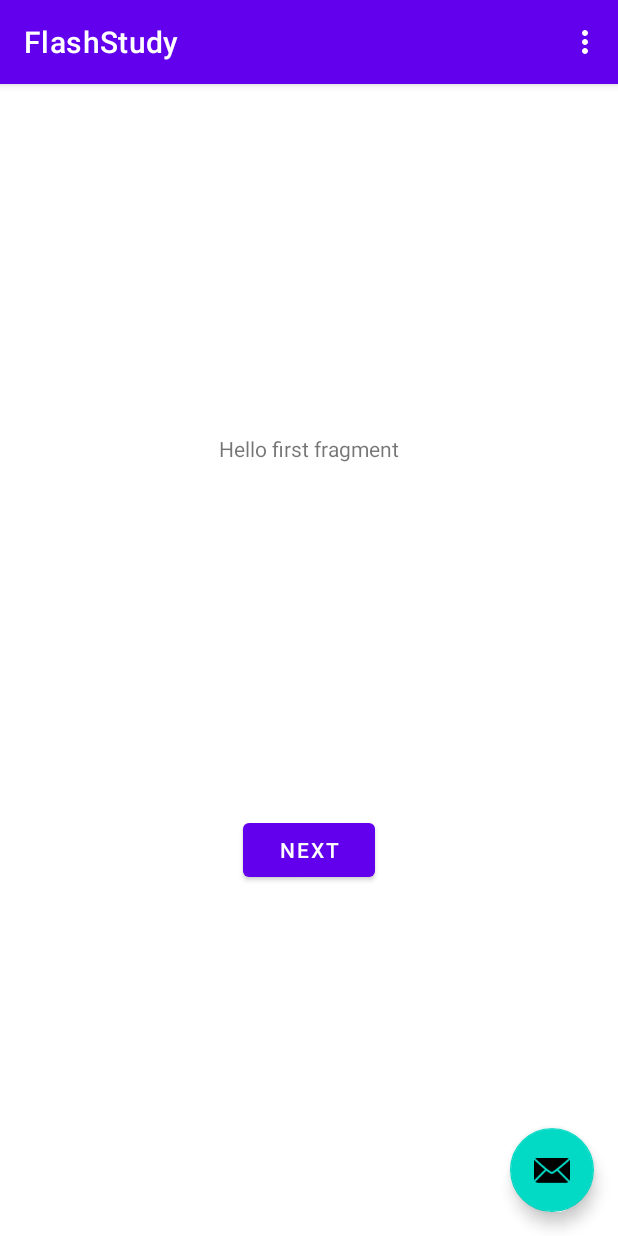
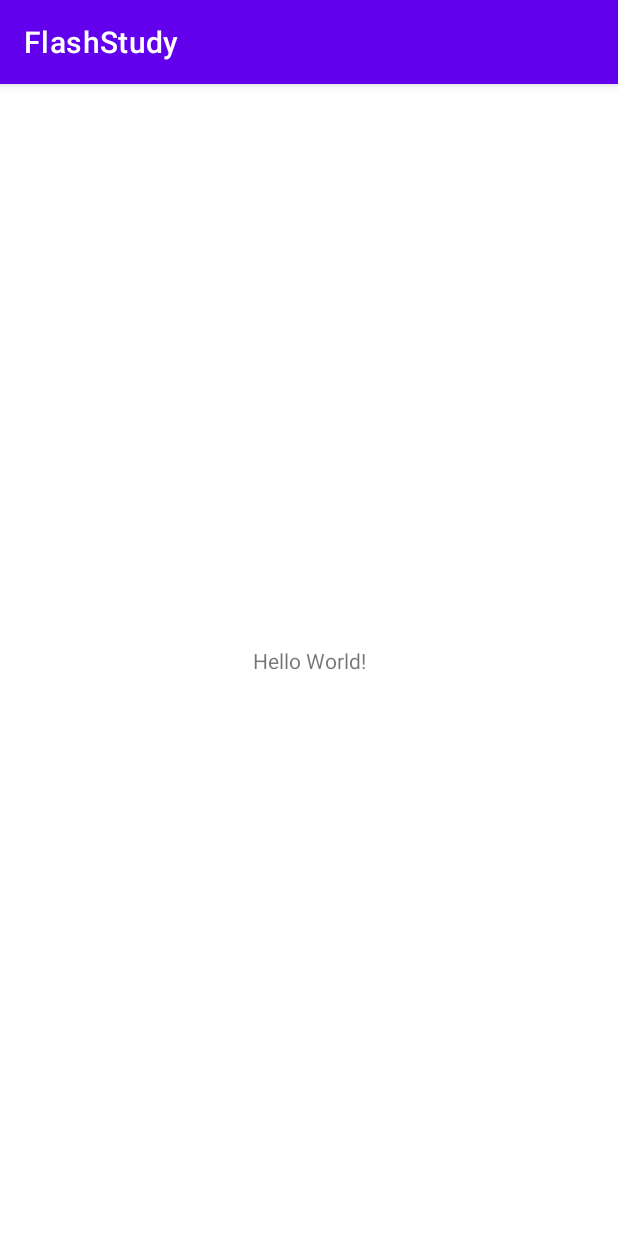
Before and after one commit to csc567-final-project/FlashStudy, an Android app: the screen it shows after launch (MainActivity), on a phone screen of 412 x 824 dp. Run offline under Robolectric (Android 15) with nearby library versions, the phone set to English and light mode, and no system bars.

Commit message:
change to empty activity

```diff
--- a/app/build.gradle
+++ b/app/build.gradle
@@ -39,8 +39,6 @@ dependencies {
     implementation 'androidx.appcompat:appcompat:1.2.0'
     implementation 'com.google.android.material:material:1.3.0'
     implementation 'androidx.constraintlayout:constraintlayout:2.0.4'
-    implementation 'androidx.navigation:navigation-fragment-ktx:2.2.2'
-    implementation 'androidx.navigation:navigation-ui-ktx:2.2.2'
     testImplementation 'junit:junit:4.+'
     androidTestImplementation 'androidx.test.ext:junit:1.1.2'
     androidTestImplementation 'androidx.test.espresso:espresso-core:3.3.0'
--- a/app/src/main/AndroidManifest.xml
+++ b/app/src/main/AndroidManifest.xml
@@ -9,10 +9,7 @@
         android:roundIcon="@mipmap/ic_launcher_round"
         android:supportsRtl="true"
         android:theme="@style/Theme.FlashStudy">
-        <activity
-            android:name=".MainActivity"
-            android:label="@string/app_name"
-            android:theme="@style/Theme.FlashStudy.NoActionBar">
+        <activity android:name=".MainActivity">
             <intent-filter>
                 <action android:name="android.intent.action.MAIN" />
 
--- a/app/src/main/java/com/csc567/android/flashstudy/FirstFragment.kt
+++ /dev/null
@@ -1,31 +0,0 @@
-package com.csc567.android.flashstudy
-
-import android.os.Bundle
-import androidx.fragment.app.Fragment
-import android.view.LayoutInflater
-import android.view.View
-import android.view.ViewGroup
-import android.widget.Button
-import androidx.navigation.fragment.findNavController
-
-/**
- * A simple [Fragment] subclass as the default destination in the navigation.
- */
-class FirstFragment : Fragment() {
-
-    override fun onCreateView(
-            inflater: LayoutInflater, container: ViewGroup?,
-            savedInstanceState: Bundle?
-    ): View? {
-        // Inflate the layout for this fragment
-        return inflater.inflate(R.layout.fragment_first, container, false)
-    }
-
-    override fun onViewCreated(view: View, savedInstanceState: Bundle?) {
-        super.onViewCreated(view, savedInstanceState)
-
-        view.findViewById<Button>(R.id.button_first).setOnClickListener {
-            findNavController().navigate(R.id.action_FirstFragment_to_SecondFragment)
-        }
-    }
-}
--- a/app/src/main/java/com/csc567/android/flashstudy/MainActivity.kt
+++ b/app/src/main/java/com/csc567/android/flashstudy/MainActivity.kt
@@ -1,38 +1,11 @@
 package com.csc567.android.flashstudy
 
+import androidx.appcompat.app.AppCompatActivity
 import android.os.Bundle
-import com.google.android.material.floatingactionbutton.FloatingActionButton
-import com.google.android.material.snackbar.Snackbar
-import androidx.appcompat.app.AppCompatActivity
-import android.view.Menu
-import android.view.MenuItem
 
 class MainActivity : AppCompatActivity() {
-
     override fun onCreate(savedInstanceState: Bundle?) {
         super.onCreate(savedInstanceState)
         setContentView(R.layout.activity_main)
-        setSupportActionBar(findViewById(R.id.toolbar))
-
-        findViewById<FloatingActionButton>(R.id.fab).setOnClickListener { view ->
-            Snackbar.make(view, "Replace with your own action", Snackbar.LENGTH_LONG)
-                    .setAction("Action", null).show()
-        }
-    }
-
-    override fun onCreateOptionsMenu(menu: Menu): Boolean {
-        // Inflate the menu; this adds items to the action bar if it is present.
-        menuInflater.inflate(R.menu.menu_main, menu)
-        return true
-    }
-
-    override fun onOptionsItemSelected(item: MenuItem): Boolean {
-        // Handle action bar item clicks here. The action bar will
-        // automatically handle clicks on the Home/Up button, so long
-        // as you specify a parent activity in AndroidManifest.xml.
-        return when (item.itemId) {
-            R.id.action_settings -> true
-            else -> super.onOptionsItemSelected(item)
-        }
     }
 }
--- a/app/src/main/java/com/csc567/android/flashstudy/SecondFragment.kt
+++ /dev/null
@@ -1,31 +0,0 @@
-package com.csc567.android.flashstudy
-
-import android.os.Bundle
-import androidx.fragment.app.Fragment
-import android.view.LayoutInflater
-import android.view.View
-import android.view.ViewGroup
-import android.widget.Button
-import androidx.navigation.fragment.findNavController
-
-/**
- * A simple [Fragment] subclass as the second destination in the navigation.
- */
-class SecondFragment : Fragment() {
-
-    override fun onCreateView(
-            inflater: LayoutInflater, container: ViewGroup?,
-            savedInstanceState: Bundle?
-    ): View? {
-        // Inflate the layout for this fragment
-        return inflater.inflate(R.layout.fragment_second, container, false)
-    }
-
-    override fun onViewCreated(view: View, savedInstanceState: Bundle?) {
-        super.onViewCreated(view, savedInstanceState)
-
-        view.findViewById<Button>(R.id.button_second).setOnClickListener {
-            findNavController().navigate(R.id.action_SecondFragment_to_FirstFragment)
-        }
-    }
-}
--- a/app/src/main/res/layout/activity_main.xml
+++ b/app/src/main/res/layout/activity_main.xml
@@ -1,33 +1,18 @@
 <?xml version="1.0" encoding="utf-8"?>
-<androidx.coordinatorlayout.widget.CoordinatorLayout xmlns:android="http://schemas.android.com/apk/res/android"
+<androidx.constraintlayout.widget.ConstraintLayout xmlns:android="http://schemas.android.com/apk/res/android"
     xmlns:app="http://schemas.android.com/apk/res-auto"
     xmlns:tools="http://schemas.android.com/tools"
     android:layout_width="match_parent"
     android:layout_height="match_parent"
     tools:context=".MainActivity">
 
-    <com.google.android.material.appbar.AppBarLayout
-        android:layout_width="match_parent"
-        android:layout_height="wrap_content"
-        android:theme="@style/Theme.FlashStudy.AppBarOverlay">
-
-        <androidx.appcompat.widget.Toolbar
-            android:id="@+id/toolbar"
-            android:layout_width="match_parent"
-            android:layout_height="?attr/actionBarSize"
-            android:background="?attr/colorPrimary"
-            app:popupTheme="@style/Theme.FlashStudy.PopupOverlay" />
-
-    </com.google.android.material.appbar.AppBarLayout>
-
-    <include layout="@layout/content_main" />
-
-    <com.google.android.material.floatingactionbutton.FloatingActionButton
-        android:id="@+id/fab"
+    <TextView
         android:layout_width="wrap_content"
         android:layout_height="wrap_content"
-        android:layout_gravity="bottom|end"
-        android:layout_margin="@dimen/fab_margin"
-        app:srcCompat="@android:drawable/ic_dialog_email" />
+        android:text="Hello World!"
+        app:layout_constraintBottom_toBottomOf="parent"
+        app:layout_constraintLeft_toLeftOf="parent"
+        app:layout_constraintRight_toRightOf="parent"
+        app:layout_constraintTop_toTopOf="parent" />
 
-</androidx.coordinatorlayout.widget.CoordinatorLayout>
+</androidx.constraintlayout.widget.ConstraintLayout>
--- a/app/src/main/res/layout/content_main.xml
+++ /dev/null
@@ -1,19 +0,0 @@
-<?xml version="1.0" encoding="utf-8"?>
-<androidx.constraintlayout.widget.ConstraintLayout xmlns:android="http://schemas.android.com/apk/res/android"
-    xmlns:app="http://schemas.android.com/apk/res-auto"
-    android:layout_width="match_parent"
-    android:layout_height="match_parent"
-    app:layout_behavior="@string/appbar_scrolling_view_behavior">
-
-    <fragment
-        android:id="@+id/nav_host_fragment"
-        android:name="androidx.navigation.fragment.NavHostFragment"
-        android:layout_width="0dp"
-        android:layout_height="0dp"
-        app:defaultNavHost="true"
-        app:layout_constraintBottom_toBottomOf="parent"
-        app:layout_constraintLeft_toLeftOf="parent"
-        app:layout_constraintRight_toRightOf="parent"
-        app:layout_constraintTop_toTopOf="parent"
-        app:navGraph="@navigation/nav_graph" />
-</androidx.constraintlayout.widget.ConstraintLayout>
--- a/app/src/main/res/layout/fragment_first.xml
+++ /dev/null
@@ -1,28 +0,0 @@
-<?xml version="1.0" encoding="utf-8"?>
-<androidx.constraintlayout.widget.ConstraintLayout xmlns:android="http://schemas.android.com/apk/res/android"
-    xmlns:app="http://schemas.android.com/apk/res-auto"
-    xmlns:tools="http://schemas.android.com/tools"
-    android:layout_width="match_parent"
-    android:layout_height="match_parent"
-    tools:context=".FirstFragment">
-
-    <TextView
-        android:id="@+id/textview_first"
-        android:layout_width="wrap_content"
-        android:layout_height="wrap_content"
-        android:text="@string/hello_first_fragment"
-        app:layout_constraintBottom_toTopOf="@id/button_first"
-        app:layout_constraintEnd_toEndOf="parent"
-        app:layout_constraintStart_toStartOf="parent"
-        app:layout_constraintTop_toTopOf="parent" />
-
-    <Button
-        android:id="@+id/button_first"
-        android:layout_width="wrap_content"
-        android:layout_height="wrap_content"
-        android:text="@string/next"
-        app:layout_constraintBottom_toBottomOf="parent"
-        app:layout_constraintEnd_toEndOf="parent"
-        app:layout_constraintStart_toStartOf="parent"
-        app:layout_constraintTop_toBottomOf="@id/textview_first" />
-</androidx.constraintlayout.widget.ConstraintLayout>
--- a/app/src/main/res/layout/fragment_second.xml
+++ /dev/null
@@ -1,27 +0,0 @@
-<?xml version="1.0" encoding="utf-8"?>
-<androidx.constraintlayout.widget.ConstraintLayout xmlns:android="http://schemas.android.com/apk/res/android"
-    xmlns:app="http://schemas.android.com/apk/res-auto"
-    xmlns:tools="http://schemas.android.com/tools"
-    android:layout_width="match_parent"
-    android:layout_height="match_parent"
-    tools:context=".SecondFragment">
-
-    <TextView
-        android:id="@+id/textview_second"
-        android:layout_width="wrap_content"
-        android:layout_height="wrap_content"
-        app:layout_constraintBottom_toTopOf="@id/button_second"
-        app:layout_constraintEnd_toEndOf="parent"
-        app:layout_constraintStart_toStartOf="parent"
-        app:layout_constraintTop_toTopOf="parent" />
-
-    <Button
-        android:id="@+id/button_second"
-        android:layout_width="wrap_content"
-        android:layout_height="wrap_content"
-        android:text="@string/previous"
-        app:layout_constraintBottom_toBottomOf="parent"
-        app:layout_constraintEnd_toEndOf="parent"
-        app:layout_constraintStart_toStartOf="parent"
-        app:layout_constraintTop_toBottomOf="@id/textview_second" />
-</androidx.constraintlayout.widget.ConstraintLayout>
--- a/app/src/main/res/menu/menu_main.xml
+++ /dev/null
@@ -1,10 +0,0 @@
-<menu xmlns:android="http://schemas.android.com/apk/res/android"
-    xmlns:app="http://schemas.android.com/apk/res-auto"
-    xmlns:tools="http://schemas.android.com/tools"
-    tools:context="com.csc567.android.flashstudy.MainActivity">
-    <item
-        android:id="@+id/action_settings"
-        android:orderInCategory="100"
-        android:title="@string/action_settings"
-        app:showAsAction="never" />
-</menu>
--- a/app/src/main/res/navigation/nav_graph.xml
+++ /dev/null
@@ -1,28 +0,0 @@
-<?xml version="1.0" encoding="utf-8"?>
-<navigation xmlns:android="http://schemas.android.com/apk/res/android"
-    xmlns:app="http://schemas.android.com/apk/res-auto"
-    xmlns:tools="http://schemas.android.com/tools"
-    android:id="@+id/nav_graph"
-    app:startDestination="@id/FirstFragment">
-
-    <fragment
-        android:id="@+id/FirstFragment"
-        android:name="com.csc567.android.flashstudy.FirstFragment"
-        android:label="@string/first_fragment_label"
-        tools:layout="@layout/fragment_first">
-
-        <action
-            android:id="@+id/action_FirstFragment_to_SecondFragment"
-            app:destination="@id/SecondFragment" />
-    </fragment>
-    <fragment
-        android:id="@+id/SecondFragment"
-        android:name="com.csc567.android.flashstudy.SecondFragment"
-        android:label="@string/second_fragment_label"
-        tools:layout="@layout/fragment_second">
-
-        <action
-            android:id="@+id/action_SecondFragment_to_FirstFragment"
-            app:destination="@id/FirstFragment" />
-    </fragment>
-</navigation>
--- a/app/src/main/res/values/dimens.xml
+++ /dev/null
@@ -1,3 +0,0 @@
-<resources>
-    <dimen name="fab_margin">16dp</dimen>
-</resources>
--- a/app/src/main/res/values/strings.xml
+++ b/app/src/main/res/values/strings.xml
@@ -1,12 +1,3 @@
 <resources>
     <string name="app_name">FlashStudy</string>
-    <string name="action_settings">Settings</string>
-    <!-- Strings used for fragments for navigation -->
-    <string name="first_fragment_label">First Fragment</string>
-    <string name="second_fragment_label">Second Fragment</string>
-    <string name="next">Next</string>
-    <string name="previous">Previous</string>
-
-    <string name="hello_first_fragment">Hello first fragment</string>
-    <string name="hello_second_fragment">Hello second fragment. Arg: %1$s</string>
 </resources>
--- a/app/src/main/res/values/themes.xml
+++ b/app/src/main/res/values/themes.xml
@@ -13,13 +13,4 @@
         <item name="android:statusBarColor" tools:targetApi="l">?attr/colorPrimaryVariant</item>
         <!-- Customize your theme here. -->
     </style>
-
-    <style name="Theme.FlashStudy.NoActionBar">
-        <item name="windowActionBar">false</item>
-        <item name="windowNoTitle">true</item>
-    </style>
-
-    <style name="Theme.FlashStudy.AppBarOverlay" parent="ThemeOverlay.AppCompat.Dark.ActionBar" />
-
-    <style name="Theme.FlashStudy.PopupOverlay" parent="ThemeOverlay.AppCompat.Light" />
 </resources>
```
Also changed, not shown: gradle/wrapper/gradle-wrapper.properties, 1 other file.
